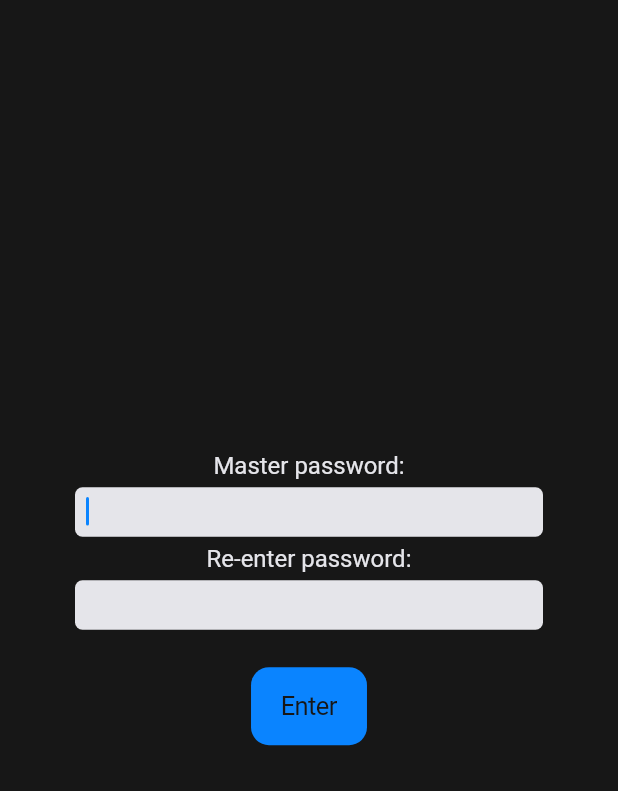
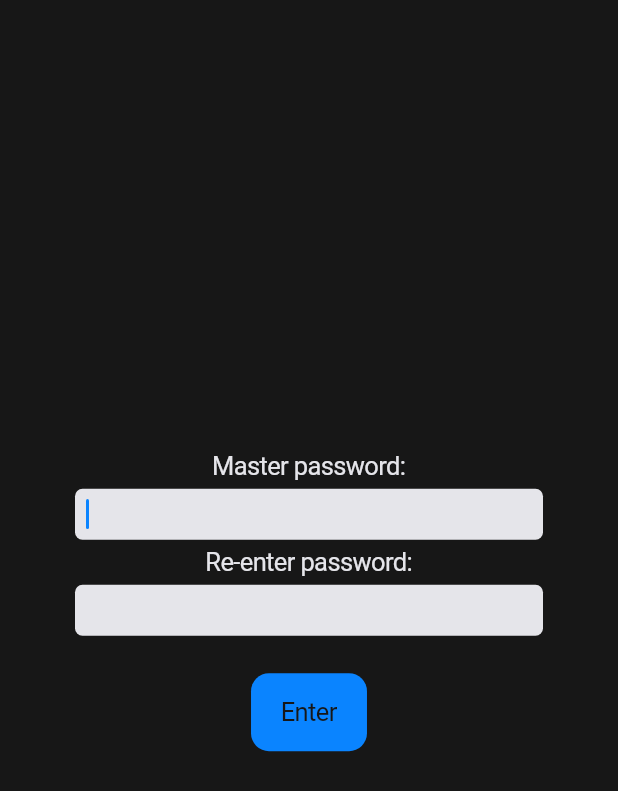
Before and after one commit to mitchell/selfpass, a Flutter app: the screen it shows after launch, on a phone screen of 412 x 824 dp. Shown: the top 791 px of the screen. Run offline on Flutter 3.47's test engine with Material 2 defaults, Android fonts, the light colour scheme and no system bars; our stand-ins replace fixnum, shared_preferences; missing offline and left inert: crypt, encrypt, grpc, otp, password_hash, protobuf.

Commit message:
Modify theme text style to match Cupertino defaults;
thicken tappable text list borders

```diff
--- a/client/lib/main.dart
+++ b/client/lib/main.dart
@@ -27,8 +27,12 @@ class Selfpass extends StatelessWidget {
             textTheme: CupertinoTextThemeData(
               brightness: Brightness.dark,
               textStyle: TextStyle(
-                fontSize: 16,
+                inherit: false,
+                fontFamily: '.SF Pro Text',
+                fontSize: 17.0,
+                letterSpacing: -0.41,
                 color: CupertinoColors.lightBackgroundGray,
+                decoration: TextDecoration.none,
               ),
             ),
             scaffoldBackgroundColor: CupertinoColors.darkBackgroundGray,
--- a/client/lib/widgets/tappable_text_list.dart
+++ b/client/lib/widgets/tappable_text_list.dart
@@ -24,6 +24,7 @@ class TappableTextList extends StatelessWidget {
             border: Border(
               bottom: BorderSide(
                 color: Color(0xFF1e1d1e),
+                width: 2,
               ),
             ),
           ),
```
